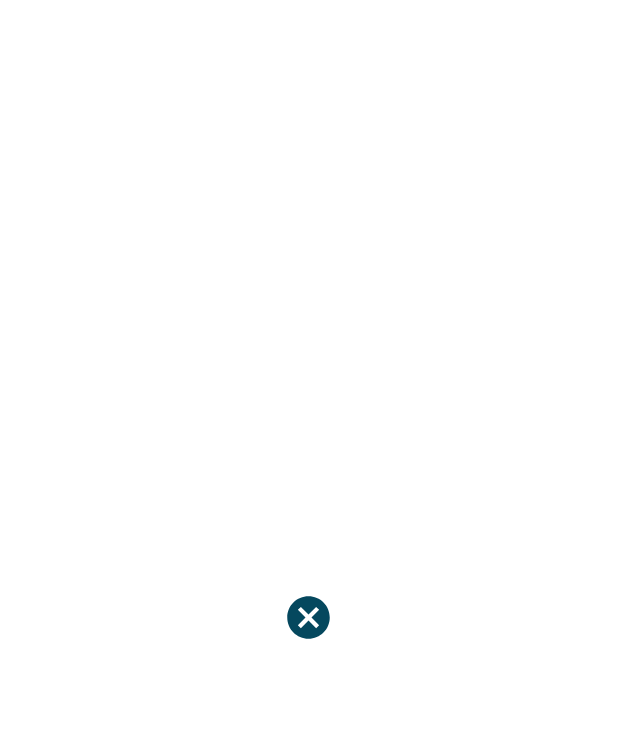
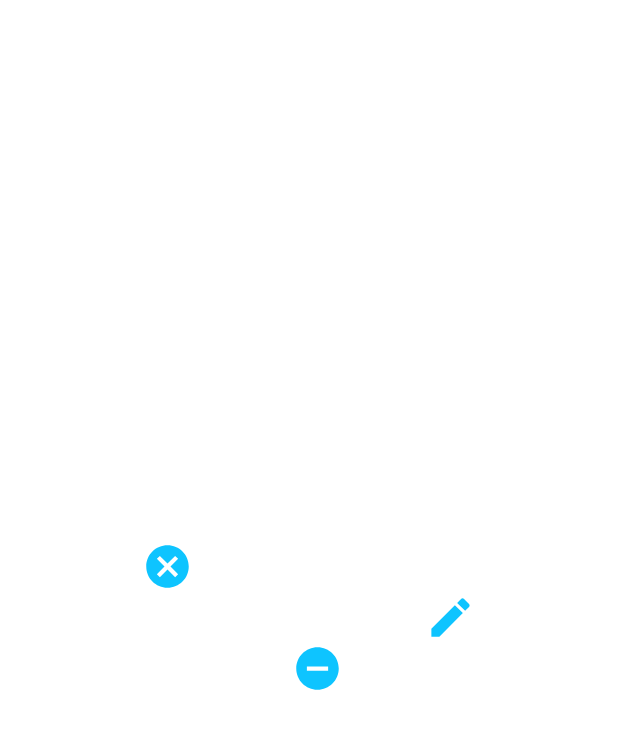
Before and after one commit to saadabusham/sociallogin, an Android app: the screen it shows after launch (MainActivity), on a phone screen of 412 x 824 dp. Before the commit the part shown is almost empty. Shown: the top 729 px of the screen. Run offline under Robolectric (Android 15) with nearby library versions, the phone set to English and light mode, and no system bars; our stand-ins replace sdp/ssp sizes.

Commit message:
fixed relative layout bug

```diff
--- a/ContextMenu/src/main/res/values/colors.xml
+++ b/ContextMenu/src/main/res/values/colors.xml
@@ -2,7 +2,7 @@
 <resources>
 
     <!--    General-->
-    <color name="icon_color">#05485E</color>
+    <color name="icon_color">#0EC4FF</color>
     <color name="text_color">#000000</color>
     <color name="divider_default_color">#1A000000</color>
 </resources>
--- a/app/src/main/java/com/sedo/contextmenu/example/MainActivity.kt
+++ b/app/src/main/java/com/sedo/contextmenu/example/MainActivity.kt
@@ -1,6 +1,5 @@
 package com.sedo.contextmenu.example
 
-import android.media.Image
 import android.os.Bundle
 import android.widget.*
 import androidx.appcompat.app.AppCompatActivity
@@ -11,9 +10,29 @@ class MainActivity : AppCompatActivity() {
     override fun onCreate(savedInstanceState: Bundle?) {
         super.onCreate(savedInstanceState)
         setContentView(R.layout.activity_main)
-        val relativeContainer : LinearLayout = findViewById(R.id.relativeContainer)
-        val btn : ImageView = findViewById(R.id.btn)
-        btn.setOnClickListener {
+        val relativeContainer : RelativeLayout = findViewById(R.id.relativeContainer)
+        val imgClose : ImageView = findViewById(R.id.imgClose)
+        val imgEdit : ImageView = findViewById(R.id.imgEdit)
+        val imgRemove : ImageView = findViewById(R.id.imgRemove)
+        imgClose.setOnClickListener {
+            ContextDialog(this,relativeContainer,it,getMenuItems(),object : ContextDialog.ContextDialogCallBack{
+                override fun returned(item: Menu?, position: Int) {
+                    item?.let { it ->
+                        Toast.makeText(this@MainActivity,it.title,Toast.LENGTH_SHORT).show()
+                    }
+                }
+            }).show()
+        }
+        imgEdit.setOnClickListener {
+            ContextDialog(this,relativeContainer,it,getMenuItems(),object : ContextDialog.ContextDialogCallBack{
+                override fun returned(item: Menu?, position: Int) {
+                    item?.let { it ->
+                        Toast.makeText(this@MainActivity,it.title,Toast.LENGTH_SHORT).show()
+                    }
+                }
+            }).show()
+        }
+        imgRemove.setOnClickListener {
             ContextDialog(this,relativeContainer,it,getMenuItems(),object : ContextDialog.ContextDialogCallBack{
                 override fun returned(item: Menu?, position: Int) {
                     item?.let { it ->
--- a/app/src/main/res/layout/activity_main.xml
+++ b/app/src/main/res/layout/activity_main.xml
@@ -1,17 +1,35 @@
 <?xml version="1.0" encoding="utf-8"?>
-<LinearLayout
+<RelativeLayout
     android:id="@+id/relativeContainer"
     xmlns:android="http://schemas.android.com/apk/res/android"
     android:layout_width="match_parent"
     android:layout_height="match_parent"
-    android:gravity="center">
+    android:gravity="center"
+    android:orientation="vertical">
 
     <ImageView
-        android:id="@+id/btn"
+        android:id="@+id/imgClose"
         android:layout_width="wrap_content"
         android:layout_height="wrap_content"
         android:layout_gravity="center"
         android:src="@drawable/ic_menu_cancel"
-        android:layout_centerInParent="true"/>
+        android:layout_marginRight="50dp"/>
 
-</LinearLayout>
+    <ImageView
+        android:id="@+id/imgEdit"
+        android:layout_width="wrap_content"
+        android:layout_height="wrap_content"
+        android:layout_gravity="center"
+        android:src="@drawable/ic_menu_edit"
+        android:layout_centerInParent="true"
+        android:layout_below="@id/imgClose"/>
+    <ImageView
+        android:id="@+id/imgRemove"
+        android:layout_width="wrap_content"
+        android:layout_height="wrap_content"
+        android:layout_gravity="center"
+        android:src="@drawable/ic_menu_remove"
+        android:layout_below="@id/imgEdit"
+        android:layout_marginLeft="100dp"/>
+
+</RelativeLayout>
```
Also changed, not shown: ContextMenu/src/main/java/com/sedo/contextmenu/ui/ContextDialog.kt (+15 -1 lines).
